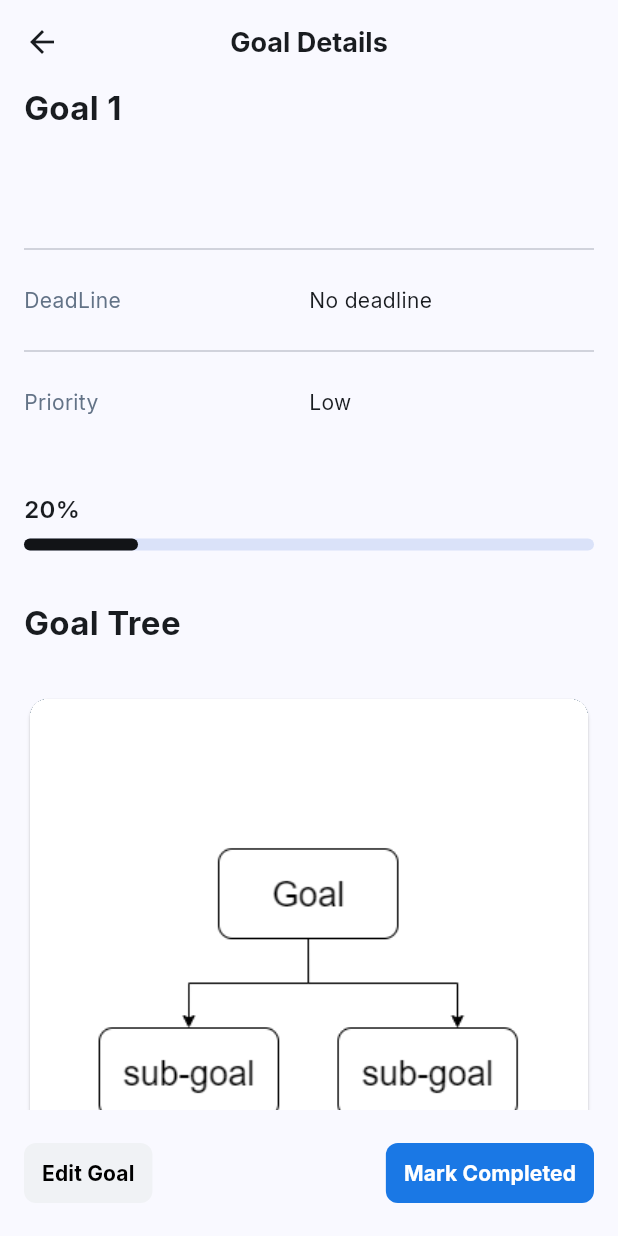
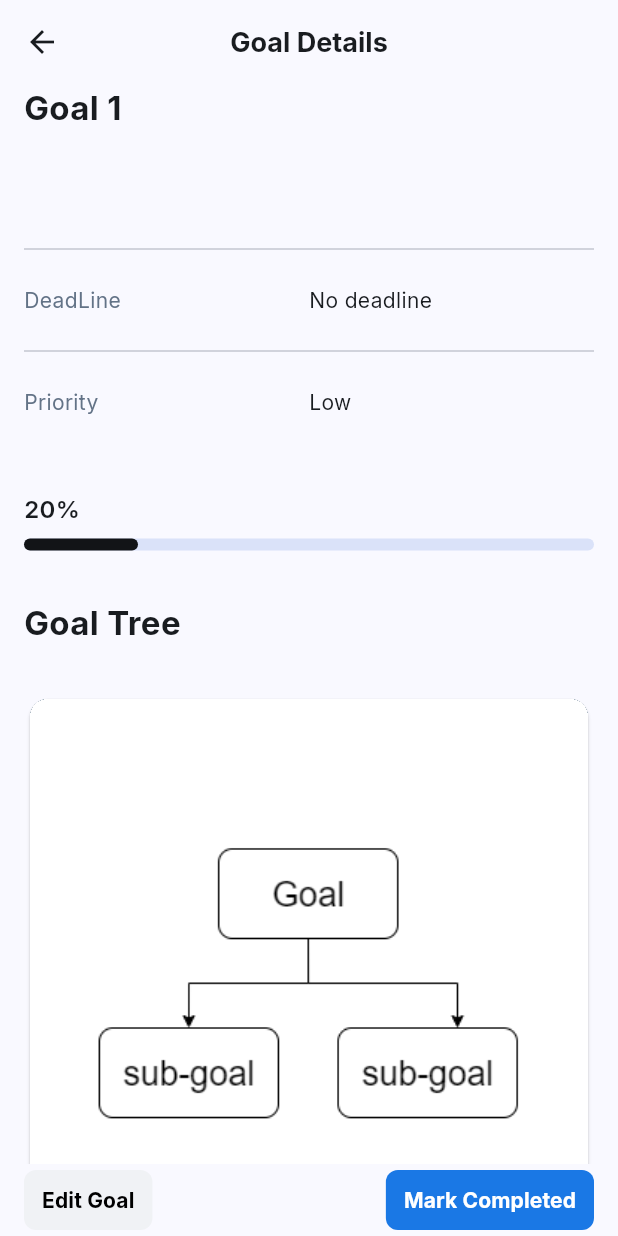
Before and after one commit to mhmaldyb510/goal-tree, a Flutter app: the GoalDetailsScreen screen opened directly with sample values from the repository, on a phone screen of 412 x 824 dp. Run offline on Flutter 3.47's test engine with Material 3 defaults, Android fonts, the phone set to English and light mode, and no system bars; our stand-ins replace bloc, easy_localization, flutter_bloc, flutter_svg, google_fonts, objectbox; generated files the repository leaves out were written again.

Commit message:
refactor(goal_details): improve widget layout and date formatting
Replace SizedBox with SafeArea for better layout handling and add locale support to date formatting

```diff
--- a/lib/features/goal_details/view/widgets/goal_details_bottom_bar.dart
+++ b/lib/features/goal_details/view/widgets/goal_details_bottom_bar.dart
@@ -3,14 +3,11 @@ import 'package:goal_tree/core/app_constants.dart';
 import 'package:goal_tree/core/theme/app_text_styles.dart';
 
 class GoalDetailsBottomBar extends StatelessWidget {
-  const GoalDetailsBottomBar({
-    super.key,
-  });
+  const GoalDetailsBottomBar({super.key});
 
   @override
   Widget build(BuildContext context) {
-    return SizedBox(
-      height: 84,
+    return SafeArea(
       child: Padding(
         padding: const EdgeInsets.symmetric(horizontal: 16),
         child: Row(
--- a/lib/features/goal_details/view/widgets/information_table_builder.dart
+++ b/lib/features/goal_details/view/widgets/information_table_builder.dart
@@ -20,6 +20,7 @@ class InformationTableBuilder extends StatelessWidget {
           infoValue: goal.deadline != null
               ? DateFormat(
                   'MMMM, dd, yyyy',
+                  context.locale.toString(),
                 ).format(goal.deadline!)
               : 'No deadline',
         ),
```
